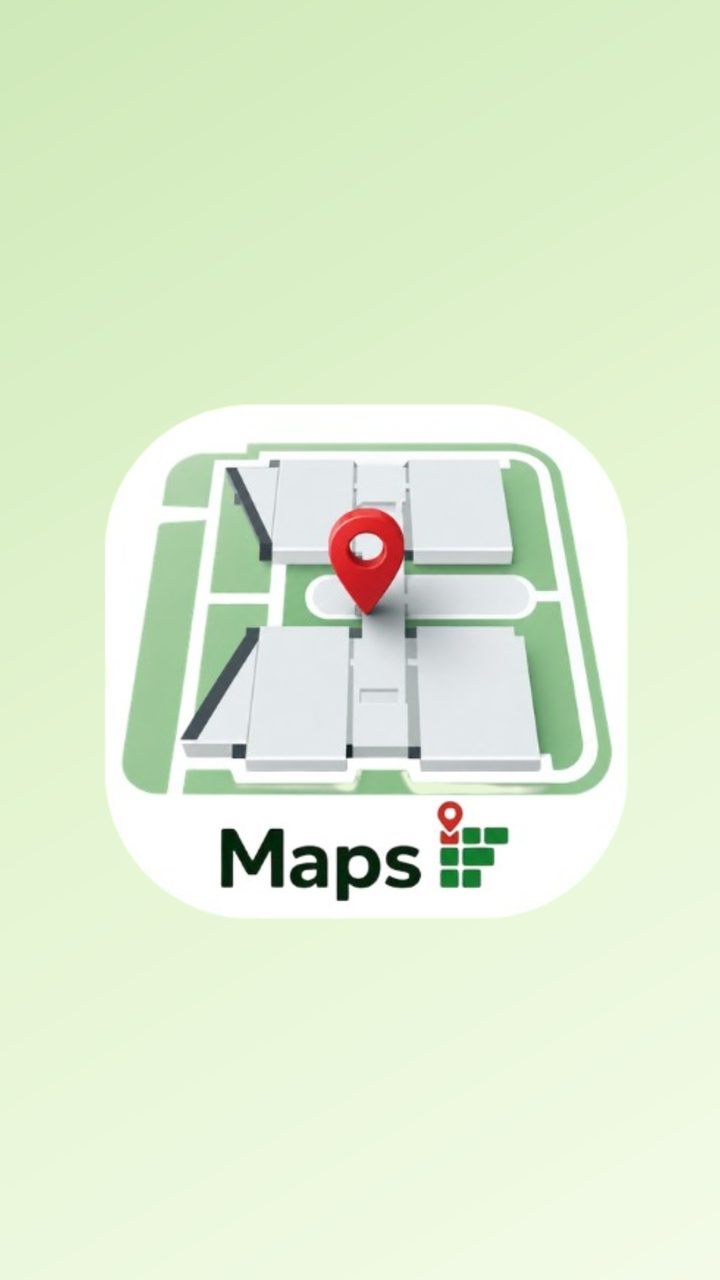
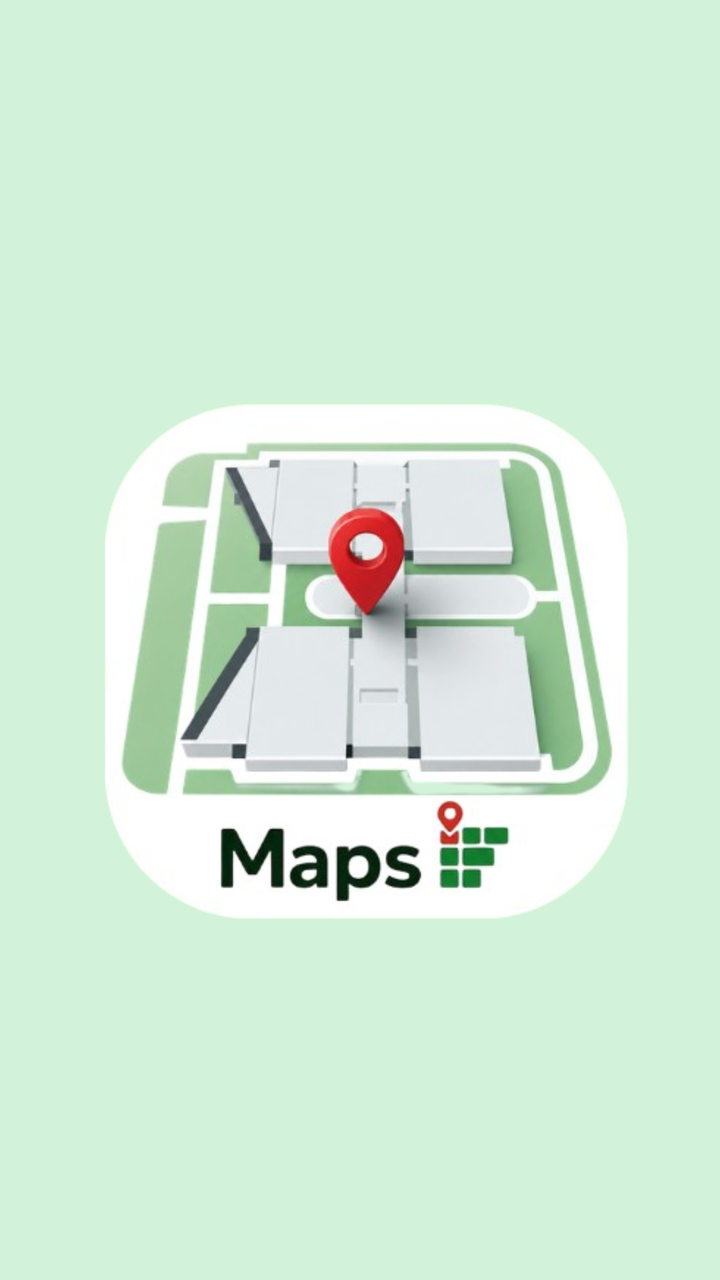

Screens rendered from an Android XML layout before and after an edit, with the pre-edit source and the edit as a unified diff.
<!-- AndroidManifest.xml: application theme Theme.MapsIF -->
<!-- res/layout/activity_splash.xml -->
<?xml version="1.0" encoding="utf-8"?>
<androidx.constraintlayout.widget.ConstraintLayout xmlns:android="http://schemas.android.com/apk/res/android"
    xmlns:app="http://schemas.android.com/apk/res-auto"
    xmlns:tools="http://schemas.android.com/tools"
    android:id="@+id/main"
    android:layout_width="match_parent"
    android:layout_height="match_parent"
    android:background="@drawable/background_fundo"
    tools:context=".SplashActivity">

    <ImageView
        android:id="@+id/imageView2"
        android:layout_width="0dp"
        android:layout_height="wrap_content"
        android:layout_marginStart="40dp"
        android:layout_marginTop="302dp"
        android:layout_marginEnd="40dp"
        android:layout_marginBottom="282dp"
        android:adjustViewBounds="true"
        app:layout_constraintBottom_toBottomOf="parent"
        app:layout_constraintEnd_toEndOf="parent"
        app:layout_constraintStart_toStartOf="parent"
        app:layout_constraintTop_toTopOf="parent"
        app:srcCompat="@drawable/logo_mapsif" />

</androidx.constraintlayout.widget.ConstraintLayout>
<!-- resources referenced by this layout -->
<resources>
  <!-- drawable background_fundo (drawable) -->
  <?xml version="1.0" encoding="utf-8"?>
  <shape xmlns:android="http://schemas.android.com/apk/res/android"
      android:shape="rectangle">
  
      <gradient
          android:type="linear"
          android:angle="135"
          android:startColor="#F3FBE8"
          android:centerColor="#E5F5D2"
          android:endColor="#CFE9B9" />
  
  </shape>
  <!-- drawable logo_mapsif: png bitmap (drawable, 154246 bytes) -->
  <style name="Theme.MapsIF" parent="Base.Theme.MapsIF" />
  <style name="Base.Theme.MapsIF" parent="Theme.Material3.DayNight.NoActionBar">
          
          
      </style>
</resources>

<!-- the commit's change to res/layout/activity_splash.xml (unified diff, before → after) -->
@@ -5,7 +5,7 @@
     android:id="@+id/main"
     android:layout_width="match_parent"
     android:layout_height="match_parent"
-    android:background="@drawable/background_fundo"
+    android:background="#D3F2DA"
     tools:context=".SplashActivity">
 
     <ImageView
<!-- resource entries referenced after the edit -->
@@ -1,18 +1,5 @@
 <!-- resources referenced by this layout -->
 <resources>
-  <!-- drawable background_fundo (drawable) -->
-  <?xml version="1.0" encoding="utf-8"?>
-  <shape xmlns:android="http://schemas.android.com/apk/res/android"
-      android:shape="rectangle">
-  
-      <gradient
-          android:type="linear"
-          android:angle="135"
-          android:startColor="#F3FBE8"
-          android:centerColor="#E5F5D2"
-          android:endColor="#CFE9B9" />
-  
-  </shape>
   <!-- drawable logo_mapsif: png bitmap (drawable, 154246 bytes) -->
   <style name="Theme.MapsIF" parent="Base.Theme.MapsIF" />
   <style name="Base.Theme.MapsIF" parent="Theme.Material3.DayNight.NoActionBar">
